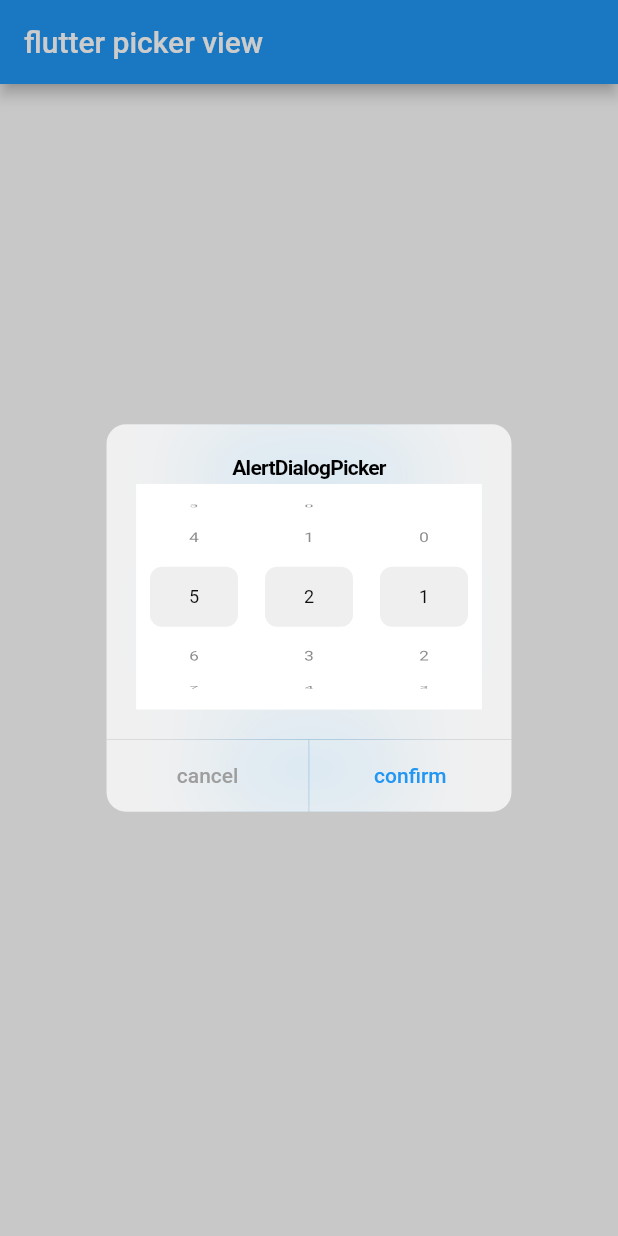
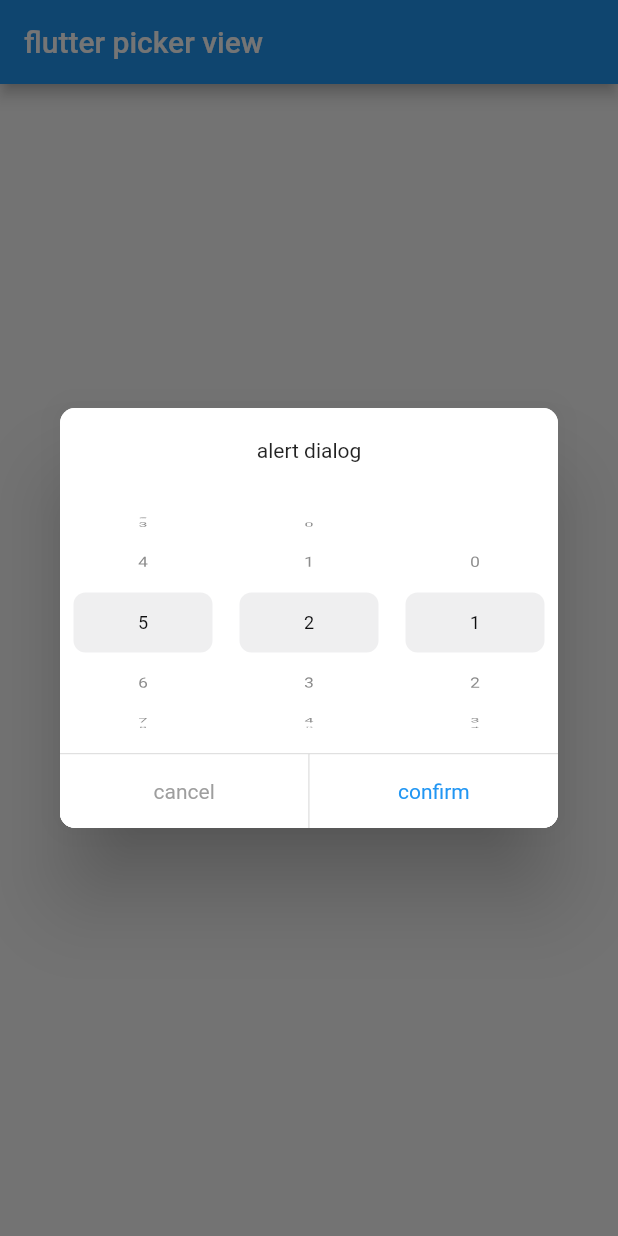
Before and after one commit to CodeGeekXu/flutter_picker_view, a Flutter app: the screen it shows after launch, after a tap on "AlertDialogPicker", on a phone screen of 412 x 824 dp. Run offline on Flutter 3.47's test engine with Material 2 defaults, Android fonts, the phone set to English and light mode, and no system bars.

```diff
--- a/example/lib/widgets/example_page.dart
+++ b/example/lib/widgets/example_page.dart
@@ -64,7 +64,7 @@ class ExamplePageState extends State<ExamplePage> {
       PickerShowMode.AlertDialog,
       controller: pickerController,
       context: context,
-      title: Text('AlertDialogPicker',style: TextStyle(fontSize: 14),),
+      title: Text('alert dialog',style: TextStyle(fontSize: 14),),
       cancel: Text('cancel', style: TextStyle(color: Colors.grey),),
       onCancel: () {
         Scaffold.of(context).showSnackBar(
@@ -84,7 +84,7 @@ class ExamplePageState extends State<ExamplePage> {
       },
       builder: (context, popup) {
         return Container(
-          height: 150,
+          height: 280,
           child: popup,
         );
       },
@@ -105,7 +105,7 @@ class ExamplePageState extends State<ExamplePage> {
       PickerShowMode.BottomSheet,
       controller: pickerController,
       context: context,
-      title: Text('BottomSheetPicekr',style: TextStyle(fontSize: 14),),
+      title: Text('bottom sheet',style: TextStyle(fontSize: 14),),
       cancel: Text('cancel', style: TextStyle(color: Colors.grey),),
       onCancel: () {
         Scaffold.of(context).showSnackBar(
--- a/lib/picker_view_popup.dart
+++ b/lib/picker_view_popup.dart
@@ -72,28 +72,12 @@ class PickerViewPopup extends StatelessWidget {
     );
 
     if (mode == PickerShowMode.AlertDialog) {
-      return showCupertinoDialog(
+      return showDialog(
         context: context,
         builder: (context) {
-          return CupertinoAlertDialog(
-            title: title,
-            content: builder(context, pickerView),
-            actions: <Widget>[
-              FlatButton(
-                onPressed: (){
-                  Navigator.of(context).pop();
-                  if (onCancel != null) onCancel();
-                },
-                child: cancel ?? Text('取消',style: TextStyle(color: Colors.grey))),
-              FlatButton(
-                onPressed: (){
-                  Navigator.of(context).pop();
-                  if (onConfirm != null) {
-                    onConfirm(controller);
-                  }
-                },
-                child: confirm ?? Text('确定',style: TextStyle(color: Theme.of(context).accentColor)))
-            ],
+          return Dialog(
+            shape: RoundedRectangleBorder(borderRadius: BorderRadius.circular(10)),
+            child: builder(context, pickerView)
           );
         });
     } else {
@@ -117,15 +101,65 @@ class PickerViewPopup extends StatelessWidget {
   }
 
   Widget _buildDialogContent(BuildContext context) {
-    return Container(
-      constraints: BoxConstraints.tightFor(height: 200),
+    return ClipRRect(
+      borderRadius: BorderRadius.circular(10),
+      child: Container(
+        color: Colors.white,
+        constraints: BoxConstraints.tightFor(height: 280),
+        child: Column(
+          children: <Widget>[
+            Offstage(
+              offstage: title == null,
+              child: Container(
+                alignment: Alignment.center,
+                padding: EdgeInsets.symmetric(horizontal: 15,vertical: 20),
+                child: title,
+              ),
+            ),
+            Expanded(
               child: PickerView(
                 numberofRowsAtSection: numberofRowsAtSection,
                 itemBuilder: itemBuilder,
                 controller: controller,
                 onSelectRowChanged: onSelectRowChanged,
                 itemExtent: itemExtent,
+              ),
+            ),
+            Container(
+              height: 50,
+              decoration: BoxDecoration(
+                border: Border(top: BorderSide(color: Theme.of(context).dividerColor))
+              ),
+              child: Row(
+                mainAxisAlignment: MainAxisAlignment.spaceBetween,
+                children: <Widget>[
+                  Expanded(
+                    child: _buildInkWellButton(
+                      child: cancel ?? Text('取消',style: TextStyle(color: Colors.grey)),
+                      onTap: onCancel
+                    ),
+                  ),
+                  Container(
+                    color: Theme.of(context).dividerColor,
+                    width: 1,
+                    height: 50,
+                  ),
+                  Expanded(
+                    child: _buildInkWellButton(
+                      child: confirm ?? Text('确定',style: TextStyle(color: Theme.of(context).accentColor)),
+                      onTap: () {
+                        if(onConfirm != null) {
+                          onConfirm(controller);
+                        }
+                      }
+                    ),
                   )
+                ],
+              ),
+            )
+          ],
+        )
+      ),
     );
   }
 
@@ -134,23 +168,7 @@ class PickerViewPopup extends StatelessWidget {
       constraints: BoxConstraints.tightFor(height: 280),
       child: Column(
         children: <Widget>[
-          _buildToolBar(context),
-          Expanded(
-            child: PickerView(
-              numberofRowsAtSection: numberofRowsAtSection,
-              itemBuilder: itemBuilder,
-              controller: controller,
-              onSelectRowChanged: onSelectRowChanged,
-              itemExtent: itemExtent,
-            ),
-          )
-        ],
-      ),
-    );
-  }
-
-  Widget _buildToolBar(BuildContext context) {
-    return Container(
+          Container(
             color: Colors.white,
             height: 50,
             child: Row(
@@ -180,6 +198,18 @@ class PickerViewPopup extends StatelessWidget {
                 ),
               ],
             ),
+          ),
+          Expanded(
+            child: PickerView(
+              numberofRowsAtSection: numberofRowsAtSection,
+              itemBuilder: itemBuilder,
+              controller: controller,
+              onSelectRowChanged: onSelectRowChanged,
+              itemExtent: itemExtent,
+            ),
+          )
+        ],
+      ),
     );
   }
 
@@ -188,14 +218,18 @@ class PickerViewPopup extends StatelessWidget {
     VoidCallback onTap
   }) {
     return Material(
+      child: Ink(
+        color: Colors.white,
         child: InkWell(
           child: Container(
-          color: Colors.white,
+            height: 50,
             padding: EdgeInsets.symmetric(horizontal: 20),
+            alignment: Alignment.center,
             child: child,
           ),
           onTap: onTap,
         ),
+      )
     );
   }
 }
```
Also changed, not shown: 8 other files. Lines whose indentation alone changed are shown as unchanged.
